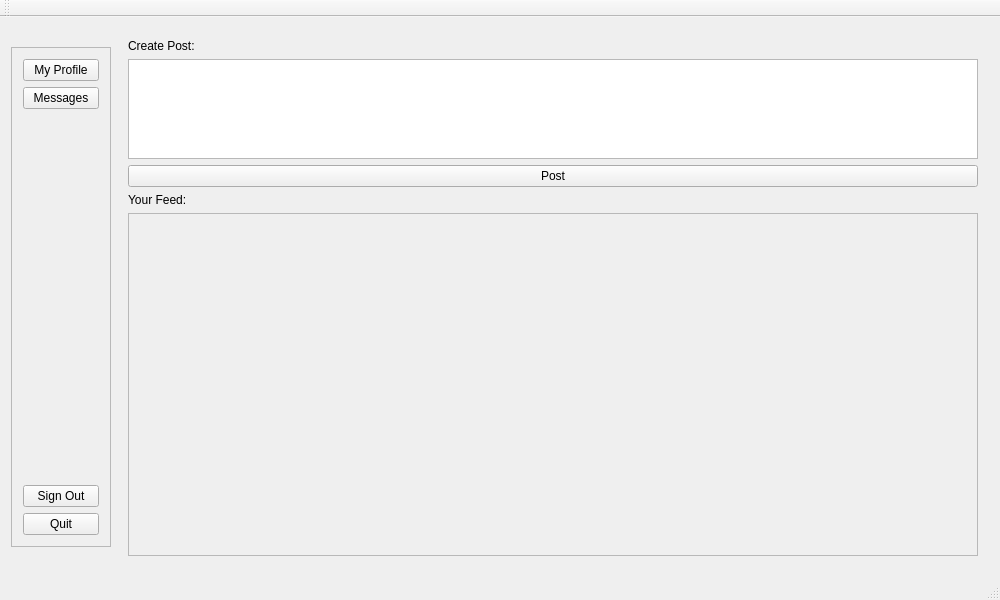
Above: forms/FeedWindow.ui from HyprSpark/Social-Media before the change. Below: the same form after it.
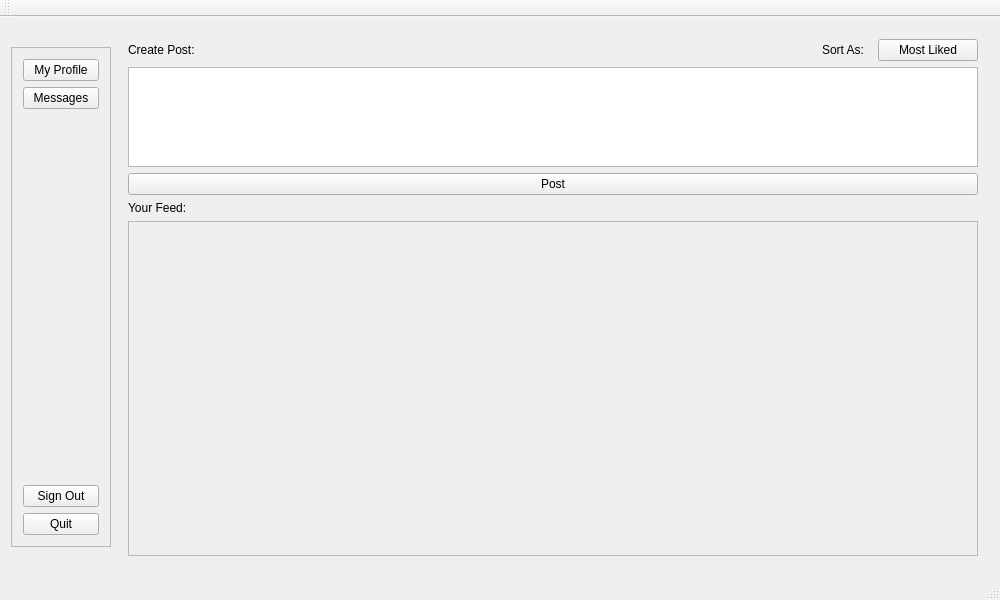
That is the form after the change.

Commit message: Reworked the system to use follows instead of friends, added a change feed button, follow and unfollow now work.

```diff
--- a/forms/FeedWindow.ui
+++ b/forms/FeedWindow.ui
@@ -96,11 +96,44 @@
      <widget class="QWidget" name="widget" native="true">
       <layout class="QVBoxLayout" name="verticalLayout_2">
        <item>
-        <widget class="QLabel" name="lblCreatePost">
-         <property name="text">
-          <string>Create Post:</string>
+        <layout class="QHBoxLayout" name="horizontalLayout_2">
+         <property name="bottomMargin">
+          <number>0</number>
          </property>
-        </widget>
+         <item>
+          <widget class="QLabel" name="lblCreatePost">
+           <property name="text">
+            <string>Create Post:</string>
+           </property>
+          </widget>
+         </item>
+         <item>
+          <widget class="QLabel" name="lblSortAs">
+           <property name="maximumSize">
+            <size>
+             <width>50</width>
+             <height>16777215</height>
+            </size>
+           </property>
+           <property name="text">
+            <string>Sort As:</string>
+           </property>
+          </widget>
+         </item>
+         <item>
+          <widget class="QPushButton" name="btnSort">
+           <property name="maximumSize">
+            <size>
+             <width>100</width>
+             <height>16777215</height>
+            </size>
+           </property>
+           <property name="text">
+            <string>Most Liked</string>
+           </property>
+          </widget>
+         </item>
+        </layout>
        </item>
        <item>
         <widget class="QPlainTextEdit" name="newTextPost">
@@ -155,7 +188,7 @@
             <x>0</x>
             <y>0</y>
             <width>848</width>
-            <height>322</height>
+            <height>312</height>
            </rect>
           </property>
           <layout class="QVBoxLayout" name="verticalLayout_3"/>
```
The commit also changes 8 other files.
